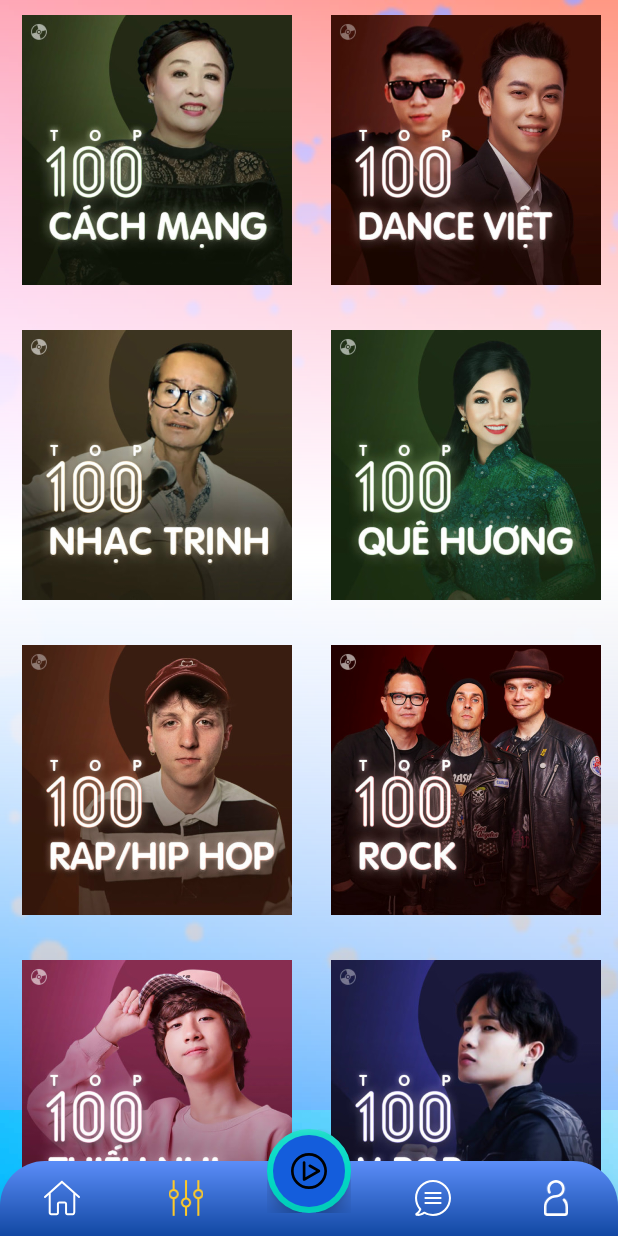
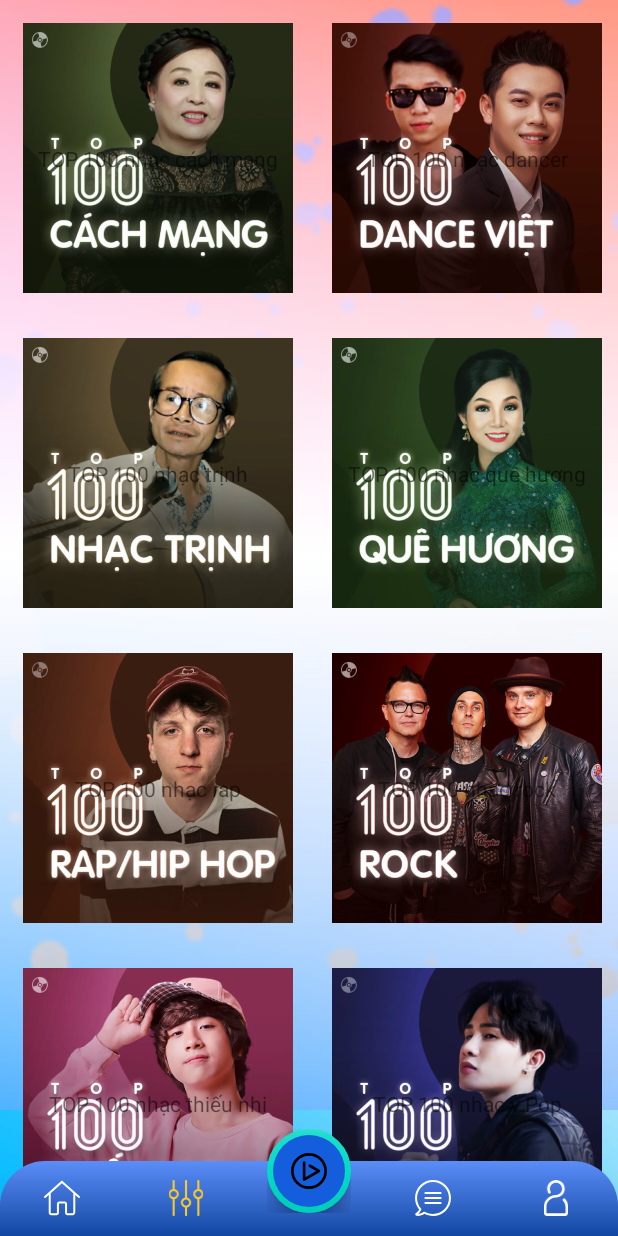
Before and after one commit to Nguyenkhai99vn/Karaoke_app, an Android app: the ListFragment screen opened through its navigation route, on a phone screen of 412 x 824 dp. Run offline under Robolectric (Android 15) with nearby library versions, the phone set to English and light mode, and no system bars; our stand-ins replace navigation-ui; libraries missing offline, so code that uses them is left out: androidx.constraintlayout.solver, com.arlib.floatingsearchview; network calls fail; 4 statements that could not run were skipped.

Commit message:
True Commit

```diff
--- a/app/src/main/java/com/example/karaoke_app/Adaptertheloai/Adptertheloai.kt
+++ b/app/src/main/java/com/example/karaoke_app/Adaptertheloai/Adptertheloai.kt
@@ -6,17 +6,27 @@ import android.view.ViewGroup
 import android.widget.ImageView
 import android.widget.TextView
 import androidx.recyclerview.widget.RecyclerView
+import com.example.karaoke_app.Interface.OnCategoryClickListner
 import com.example.karaoke_app.R
 import kotlinx.android.synthetic.main.item_theloai.view.*
 
 
-class Adptertheloai(private val list: List<theloai>,
+class Adptertheloai(private val list: List<theloai>, var clicklistner: OnCategoryClickListner
                     ) :
                     RecyclerView.Adapter<Adptertheloai.ViewHolder>() {
 
     inner class  ViewHolder(itemview: View) : RecyclerView.ViewHolder(itemview){
         val imageview : ImageView = itemview.image_view
         val textview : TextView = itemview.text_view
+
+        fun initialize(item: theloai,action: OnCategoryClickListner){
+            imageview.setImageResource(item.image)
+            textview.text =item.text
+
+            itemView.setOnClickListener{
+                action.OnCategoryClick(item,adapterPosition)
+            }
+        }
     }
 
     override fun onCreateViewHolder(parent: ViewGroup, viewType: Int): ViewHolder {
@@ -25,10 +35,10 @@ class Adptertheloai(private val list: List<theloai>,
     }
 
     override fun onBindViewHolder(holder: ViewHolder, position: Int) {
-        val currenItem = list[position]
-        holder.imageview.setImageResource(currenItem.image)
-        holder.textview.text = currenItem.text
-
+//        val currenItem = list[position]
+//        holder.imageview.setImageResource(currenItem.image)
+//        holder.textview.text = currenItem.text
+            holder.initialize(list.get(position),clicklistner)
     }
 
 
--- a/app/src/main/java/com/example/karaoke_app/Fragment/HomeFragment.kt
+++ b/app/src/main/java/com/example/karaoke_app/Fragment/HomeFragment.kt
@@ -1,10 +1,7 @@
 package com.example.karaoke_app.Fragment
 
-import android.app.DownloadManager
 import android.content.Context
 import android.content.Intent
-import android.content.pm.PackageManager
-import android.content.pm.ResolveInfo
 import android.os.AsyncTask
 import android.os.Bundle
 import android.speech.RecognizerIntent
@@ -17,7 +14,6 @@ import android.widget.ImageView
 import android.widget.TextView
 import android.widget.Toast
 import androidx.appcompat.app.AppCompatActivity
-import androidx.core.view.get
 import androidx.fragment.app.Fragment
 import androidx.recyclerview.widget.LinearLayoutManager
 import com.arlib.floatingsearchview.FloatingSearchView
@@ -26,6 +22,7 @@ import com.arlib.floatingsearchview.suggestions.model.SearchSuggestion
 import com.example.karaoke_app.Adaptertheloai.Adptertbaihat
 import com.example.karaoke_app.Adaptertheloai.Adptertheloai
 import com.example.karaoke_app.Adaptertheloai.theloai
+import com.example.karaoke_app.Interface.OnCategoryClickListner
 import com.example.karaoke_app.R
 import com.example.karaoke_app.entity.User
 import com.example.karaoke_app.model.Suggestion
@@ -54,7 +51,7 @@ private const val ARG_PARAM2 = "param2"
  * Use the [HomeFragment.newInstance] factory method to
  * create an instance of this fragment.
  */
-class HomeFragment : Fragment(){
+class HomeFragment : Fragment(), OnCategoryClickListner{
     // TODO: Rename and change types of parameters
     private var param1: String? = null
     private var param2: String? = null
@@ -182,7 +179,7 @@ class HomeFragment : Fragment(){
 
 
         recyclerview.layoutManager = LinearLayoutManager(this.context, LinearLayoutManager.HORIZONTAL , false)
-        recyclerview.adapter = Adptertheloai(listtheloai)
+        recyclerview.adapter = Adptertheloai(listtheloai, this)
         val urlGetDatamusic : String = "https://byyswag.000webhostapp.com/?keyword=top karaoke nhạc trẻ 2020"
         Getdata().execute(urlGetDatamusic)
         initAdapter()
@@ -323,6 +320,17 @@ class HomeFragment : Fragment(){
         }
         super.onActivityResult(requestCode, resultCode, data)
     }
+    override fun OnCategoryClick(item: theloai, position: Int) {
+        var urlyoutube: String = "https://byyswag.000webhostapp.com/?keyword="
+        urlyoutube = urlyoutube.plus(item.text)
+        clearListVideo()
+        Getdata().execute(urlyoutube)
+        initAdapter()
+        initRecyclerView()
+        EDTSeach.clearSuggestions()
+        EDTSeach.clearQuery()
+        EDTSeach.clearSearchFocus()
+    }
 
 //    public fun checkVoiceRecognition() {
 //        val pm: PackageManager =
@@ -364,4 +372,6 @@ class HomeFragment : Fragment(){
     }
 
 
+
+
 }
--- a/app/src/main/java/com/example/karaoke_app/Fragment/ListFragment.kt
+++ b/app/src/main/java/com/example/karaoke_app/Fragment/ListFragment.kt
@@ -1,16 +1,30 @@
 package com.example.karaoke_app.Fragment
 
+import android.content.Intent
+import android.os.AsyncTask
 import android.os.Bundle
+import android.util.Log
 import androidx.fragment.app.Fragment
 import android.view.LayoutInflater
 import android.view.View
 import android.view.ViewGroup
 import androidx.recyclerview.widget.LinearLayoutManager
 import androidx.recyclerview.widget.StaggeredGridLayoutManager
+import com.example.karaoke_app.Adaptertheloai.Adptertbaihat
+import com.example.karaoke_app.Interface.OncTopClickListner
+import com.example.karaoke_app.MainActivity
 import com.example.karaoke_app.R
+import com.example.karaoke_app.entity.User
 import com.example.karaoke_app.top100.adapter100
 import com.example.karaoke_app.top100.top100
+import kotlinx.android.synthetic.main.fragment_home.*
 import kotlinx.android.synthetic.main.fragment_list.*
+import org.json.JSONArray
+import org.json.JSONObject
+import java.io.BufferedReader
+import java.io.InputStreamReader
+import java.net.HttpURLConnection
+import java.net.URL
 
 // TODO: Rename parameter arguments, choose names that match
 // the fragment initialization parameters, e.g. ARG_ITEM_NUMBER
@@ -22,7 +36,7 @@ private const val ARG_PARAM2 = "param2"
  * Use the [ListFragment.newInstance] factory method to
  * create an instance of this fragment.
  */
-class ListFragment : Fragment() {
+class ListFragment : Fragment(), OncTopClickListner {
     // TODO: Rename and change types of parameters
     private var param1: String? = null
     private var param2: String? = null
@@ -38,15 +52,15 @@ class ListFragment : Fragment() {
     override fun onActivityCreated(savedInstanceState: Bundle?) {
         super.onActivityCreated(savedInstanceState)
         val arrtop100 = ArrayList<top100>()
-        arrtop100.add(top100(R.drawable.cachmang100))
-        arrtop100.add(top100(R.drawable.dancer100))
-        arrtop100.add(top100(R.drawable.nhactrinh100))
-        arrtop100.add(top100(R.drawable.quehuong100))
-        arrtop100.add(top100(R.drawable.rap100))
-        arrtop100.add(top100(R.drawable.rock100))
-        arrtop100.add(top100(R.drawable.thieunhi100))
-        arrtop100.add(top100(R.drawable.vpop100))
-        list100.adapter = adapter100(arrtop100)
+        arrtop100.add(top100(R.drawable.cachmang100, "TOP 100 nhạc cách mạng") )
+        arrtop100.add(top100(R.drawable.dancer100,"TOP 100 nhạc dancer"))
+        arrtop100.add(top100(R.drawable.nhactrinh100,"TOP 100 nhạc trịnh"))
+        arrtop100.add(top100(R.drawable.quehuong100,"TOP 100 nhạc quê hương"))
+        arrtop100.add(top100(R.drawable.rap100,"TOP 100 nhạc rap"))
+        arrtop100.add(top100(R.drawable.rock100,"TOP 100 nhạc rock"))
+        arrtop100.add(top100(R.drawable.thieunhi100,"TOP 100 nhạc thiếu nhi"))
+        arrtop100.add(top100(R.drawable.vpop100,"TOP 100 nhạc v Pop"))
+        list100.adapter = adapter100(arrtop100, this)
         val staggeredGridLayoutManager = StaggeredGridLayoutManager(2, LinearLayoutManager.VERTICAL)
         list100.layoutManager = staggeredGridLayoutManager
     }
@@ -77,4 +91,9 @@ class ListFragment : Fragment() {
                 }
             }
     }
+
+    override fun OnTopClick(item: top100, position: Int) {
+         var intent = Intent(activity,MainActivity::class.java)
+        startActivity(intent)
+    }
 }
--- a/app/src/main/java/com/example/karaoke_app/Interface/CategoryItemlistener.kt
+++ /dev/null
@@ -1,7 +0,0 @@
-package com.example.karaoke_app.Interface
-
-import java.text.FieldPosition
-
-interface CategoryItemlistener {
-    fun onItemCategoryClick(position: Int)
-}
--- /dev/null
+++ b/app/src/main/java/com/example/karaoke_app/Interface/OnCategoryClickListner.kt
@@ -0,0 +1,7 @@
+package com.example.karaoke_app.Interface
+
+import com.example.karaoke_app.Adaptertheloai.theloai
+
+interface OnCategoryClickListner {
+    fun OnCategoryClick(item: theloai, position: Int)
+}
--- /dev/null
+++ b/app/src/main/java/com/example/karaoke_app/Interface/OncTopClickListner.kt
@@ -0,0 +1,7 @@
+package com.example.karaoke_app.Interface
+
+import com.example.karaoke_app.top100.top100
+
+interface OncTopClickListner {
+    fun OnTopClick(item: top100, position: Int)
+}
--- a/app/src/main/java/com/example/karaoke_app/top100/adapter100.kt
+++ b/app/src/main/java/com/example/karaoke_app/top100/adapter100.kt
@@ -8,15 +8,25 @@ import android.widget.ImageView
 import android.widget.TextView
 import androidx.recyclerview.widget.RecyclerView
 import com.example.karaoke_app.Adaptertheloai.theloai
+import com.example.karaoke_app.Interface.OncTopClickListner
 import com.example.karaoke_app.R
 import kotlinx.android.synthetic.main.item_fg_list.view.*
-import kotlinx.android.synthetic.main.item_theloai.view.*
 
 
-class adapter100(private val list100 : List<top100>) : RecyclerView.Adapter<adapter100.ViewHolder>() {
+class adapter100(private val list100 : List<top100>, var clicklistner: OncTopClickListner) : RecyclerView.Adapter<adapter100.ViewHolder>() {
 
     class  ViewHolder(itemview: View) : RecyclerView.ViewHolder(itemview) {
         val imageview : ImageView = itemview.imageView100
+        val text100 : TextView = itemview.TextView100
+
+        fun initialize(item: top100,action: OncTopClickListner){
+            imageview.setImageResource(item.image)
+            text100.text =item.text
+
+            itemView.setOnClickListener{
+                action.OnTopClick(item,adapterPosition)
+            }
+        }
     }
 
     override fun onCreateViewHolder(parent: ViewGroup, viewType: Int): ViewHolder {
@@ -25,8 +35,9 @@ class adapter100(private val list100 : List<top100>) : RecyclerView.Adapter<adap
     }
 
     override fun onBindViewHolder(holder: ViewHolder, position: Int) {
-        val currenItem = list100[position]
-        holder.imageview.setImageResource(currenItem.image100)
+//        val currenItem = list100[position]
+//        holder.imageview.setImageResource(currenItem.image)
+        holder.initialize(list100.get(position),clicklistner)
     }
 
     override fun getItemCount() = list100.size
--- a/app/src/main/java/com/example/karaoke_app/top100/top100.kt
+++ b/app/src/main/java/com/example/karaoke_app/top100/top100.kt
@@ -1,4 +1,4 @@
 package com.example.karaoke_app.top100
 
-class top100(val image100 : Int) {
+class top100(val image : Int , val text: String) {
 }
--- a/app/src/main/res/layout/fragment_home.xml
+++ b/app/src/main/res/layout/fragment_home.xml
@@ -167,6 +167,7 @@
             app:floatingSearch_viewTextColor="@color/black"
             app:floatingSearch_menuItemIconColor="@color/Gra_end"
             app:floatingSearch_viewSuggestionItemTextColor="@color/black"
+            app:floatingSearch_showVoiceInput="true"
             app:floatingSearch_showMoveSuggestionUp="true"
             >
 
--- a/app/src/main/res/layout/item_fg_list.xml
+++ b/app/src/main/res/layout/item_fg_list.xml
@@ -1,22 +1,36 @@
 <?xml version="1.0" encoding="utf-8"?>
-<LinearLayout
+<androidx.constraintlayout.widget.ConstraintLayout
     xmlns:android="http://schemas.android.com/apk/res/android"
+    xmlns:app="http://schemas.android.com/apk/res-auto"
     xmlns:tools="http://schemas.android.com/tools"
     android:layout_width="210dp"
-    android:layout_height="210dp"
-    android:orientation="vertical">
+    android:layout_height="210dp">
 
     <ImageButton
+        android:id="@+id/imageView100"
         android:layout_width="180dp"
+
         android:layout_height="180dp"
-        android:layout_gravity="center"
-        android:layout_marginTop="10dp"
+        android:background="@null"
+        android:scaleType="centerCrop"
         android:src="@drawable/dancer100"
-        android:scaleType="centerCrop"
-        android:background="@null"
-        android:id="@+id/imageView100"
+        app:layout_constraintBottom_toBottomOf="parent"
+        app:layout_constraintEnd_toEndOf="parent"
+        app:layout_constraintStart_toStartOf="parent"
+        app:layout_constraintTop_toTopOf="parent"
         tools:ignore="MissingConstraints">
 
     </ImageButton>
 
-</LinearLayout>
+    <TextView
+        android:layout_width="wrap_content"
+        android:layout_height="wrap_content"
+        android:id="@+id/TextView100"
+        app:layout_constraintBottom_toBottomOf="@+id/imageView100"
+        app:layout_constraintEnd_toEndOf="@+id/imageView100"
+        app:layout_constraintStart_toStartOf="@+id/imageView100"
+        app:layout_constraintTop_toTopOf="@+id/imageView100">
+
+    </TextView>
+
+</androidx.constraintlayout.widget.ConstraintLayout>
```
